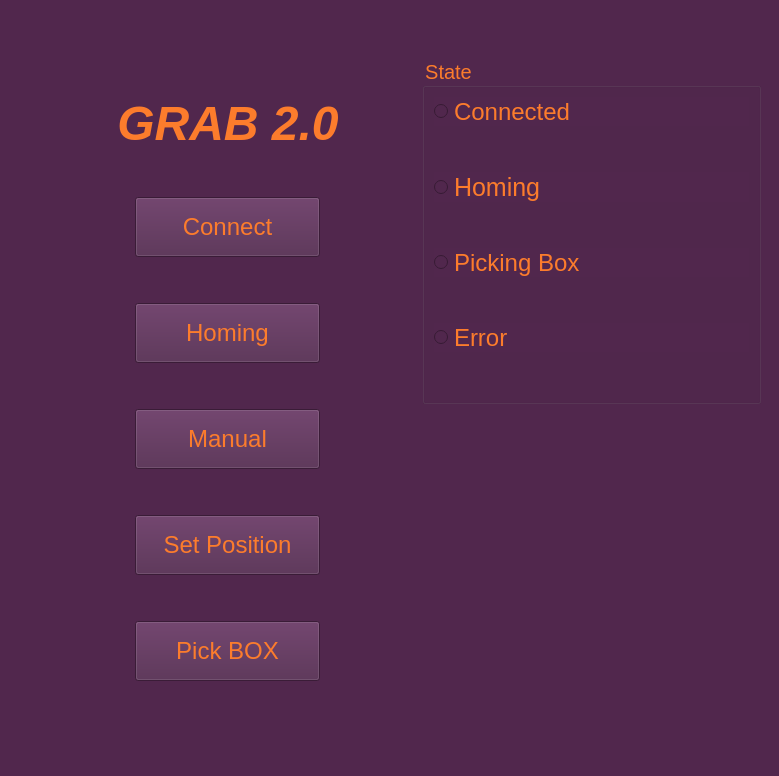
krydderen/GrabADS, file python/GUI/testing/mainUIv2.ui: the form before one commit.
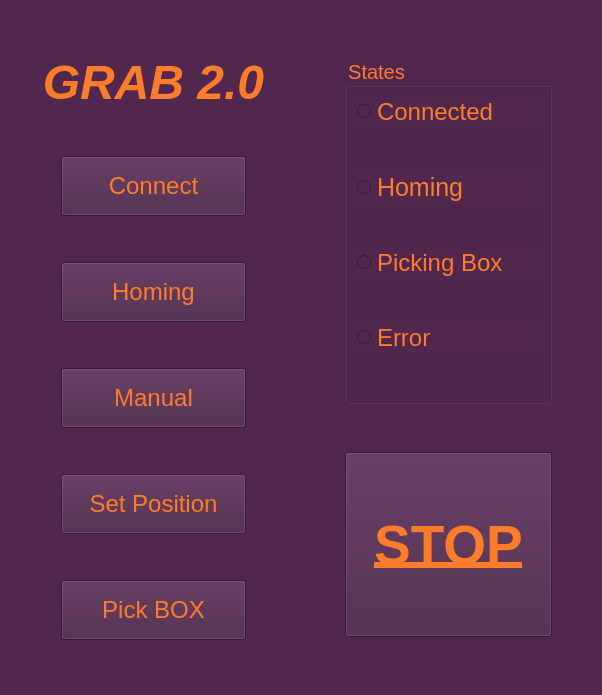
The form after the commit.

Commit message: Added reading pos while picking, tested CMDDELAY,

```diff
--- a/python/GUI/testing/mainUIv2.ui
+++ b/python/GUI/testing/mainUIv2.ui
@@ -6,10 +6,587 @@
    <rect>
     <x>0</x>
     <y>0</y>
-    <width>779</width>
-    <height>776</height>
+    <width>602</width>
+    <height>695</height>
    </rect>
   </property>
+  <property name="palette">
+   <palette>
+    <active>
+     <colorrole role="WindowText">
+      <brush brushstyle="SolidPattern">
+       <color alpha="255">
+        <red>252</red>
+        <green>124</green>
+        <blue>44</blue>
+       </color>
+      </brush>
+     </colorrole>
+     <colorrole role="Button">
+      <brush brushstyle="SolidPattern">
+       <color alpha="255">
+        <red>81</red>
+        <green>39</green>
+        <blue>77</blue>
+       </color>
+      </brush>
+     </colorrole>
+     <colorrole role="Light">
+      <brush brushstyle="SolidPattern">
+       <color alpha="255">
+        <red>255</red>
+        <green>255</green>
+        <blue>255</blue>
+       </color>
+      </brush>
+     </colorrole>
+     <colorrole role="Midlight">
+      <brush brushstyle="SolidPattern">
+       <color alpha="255">
+        <red>227</red>
+        <green>227</green>
+        <blue>227</blue>
+       </color>
+      </brush>
+     </colorrole>
+     <colorrole role="Dark">
+      <brush brushstyle="SolidPattern">
+       <color alpha="255">
+        <red>160</red>
+        <green>160</green>
+        <blue>160</blue>
+       </color>
+      </brush>
+     </colorrole>
+     <colorrole role="Mid">
+      <brush brushstyle="SolidPattern">
+       <color alpha="255">
+        <red>160</red>
+        <green>160</green>
+        <blue>160</blue>
+       </color>
+      </brush>
+     </colorrole>
+     <colorrole role="Text">
+      <brush brushstyle="SolidPattern">
+       <color alpha="255">
+        <red>252</red>
+        <green>124</green>
+        <blue>44</blue>
+       </color>
+      </brush>
+     </colorrole>
+     <colorrole role="BrightText">
+      <brush brushstyle="SolidPattern">
+       <color alpha="255">
+        <red>255</red>
+        <green>255</green>
+        <blue>255</blue>
+       </color>
+      </brush>
+     </colorrole>
+     <colorrole role="ButtonText">
+      <brush brushstyle="SolidPattern">
+       <color alpha="255">
+        <red>252</red>
+        <green>124</green>
+        <blue>44</blue>
+       </color>
+      </brush>
+     </colorrole>
+     <colorrole role="Base">
+      <brush brushstyle="SolidPattern">
+       <color alpha="255">
+        <red>81</red>
+        <green>39</green>
+        <blue>77</blue>
+       </color>
+      </brush>
+     </colorrole>
+     <colorrole role="Window">
+      <brush brushstyle="SolidPattern">
+       <color alpha="255">
+        <red>81</red>
+        <green>39</green>
+        <blue>77</blue>
+       </color>
+      </brush>
+     </colorrole>
+     <colorrole role="Shadow">
+      <brush brushstyle="SolidPattern">
+       <color alpha="255">
+        <red>105</red>
+        <green>105</green>
+        <blue>105</blue>
+       </color>
+      </brush>
+     </colorrole>
+     <colorrole role="Highlight">
+      <brush brushstyle="SolidPattern">
+       <color alpha="255">
+        <red>0</red>
+        <green>120</green>
+        <blue>215</blue>
+       </color>
+      </brush>
+     </colorrole>
+     <colorrole role="HighlightedText">
+      <brush brushstyle="SolidPattern">
+       <color alpha="255">
+        <red>255</red>
+        <green>255</green>
+        <blue>255</blue>
+       </color>
+      </brush>
+     </colorrole>
+     <colorrole role="Link">
+      <brush brushstyle="SolidPattern">
+       <color alpha="255">
+        <red>0</red>
+        <green>0</green>
+        <blue>255</blue>
+       </color>
+      </brush>
+     </colorrole>
+     <colorrole role="LinkVisited">
+      <brush brushstyle="SolidPattern">
+       <color alpha="255">
+        <red>255</red>
+        <green>0</green>
+        <blue>255</blue>
+       </color>
+      </brush>
+     </colorrole>
+     <colorrole role="AlternateBase">
+      <brush brushstyle="SolidPattern">
+       <color alpha="255">
+        <red>81</red>
+        <green>39</green>
+        <blue>77</blue>
+       </color>
+      </brush>
+     </colorrole>
+     <colorrole role="NoRole">
+      <brush brushstyle="SolidPattern">
+       <color alpha="255">
+        <red>0</red>
+        <green>0</green>
+        <blue>0</blue>
+       </color>
+      </brush>
+     </colorrole>
+     <colorrole role="ToolTipBase">
+      <brush brushstyle="SolidPattern">
+       <color alpha="255">
+        <red>255</red>
+        <green>255</green>
+        <blue>220</blue>
+       </color>
+      </brush>
+     </colorrole>
+     <colorrole role="ToolTipText">
+      <brush brushstyle="SolidPattern">
+       <color alpha="255">
+        <red>0</red>
+        <green>0</green>
+        <blue>0</blue>
+       </color>
+      </brush>
+     </colorrole>
+     <colorrole role="PlaceholderText">
+      <brush brushstyle="SolidPattern">
+       <color alpha="255">
+        <red>252</red>
+        <green>124</green>
+        <blue>44</blue>
+       </color>
+      </brush>
+     </colorrole>
+    </active>
+    <inactive>
+     <colorrole role="WindowText">
+      <brush brushstyle="SolidPattern">
+       <color alpha="255">
+        <red>0</red>
+        <green>0</green>
+        <blue>0</blue>
+       </color>
+      </brush>
+     </colorrole>
+     <colorrole role="Button">
+      <brush brushstyle="SolidPattern">
+       <color alpha="255">
+        <red>240</red>
+        <green>240</green>
+        <blue>240</blue>
+       </color>
+      </brush>
+     </colorrole>
+     <colorrole role="Light">
+      <brush brushstyle="SolidPattern">
+       <color alpha="255">
+        <red>255</red>
+        <green>255</green>
+        <blue>255</blue>
+       </color>
+      </brush>
+     </colorrole>
+     <colorrole role="Midlight">
+      <brush brushstyle="SolidPattern">
+       <color alpha="255">
+        <red>227</red>
+        <green>227</green>
+        <blue>227</blue>
+       </color>
+      </brush>
+     </colorrole>
+     <colorrole role="Dark">
+      <brush brushstyle="SolidPattern">
+       <color alpha="255">
+        <red>160</red>
+        <green>160</green>
+        <blue>160</blue>
+       </color>
+      </brush>
+     </colorrole>
+     <colorrole role="Mid">
+      <brush brushstyle="SolidPattern">
+       <color alpha="255">
+        <red>160</red>
+        <green>160</green>
+        <blue>160</blue>
+       </color>
+      </brush>
+     </colorrole>
+     <colorrole role="Text">
+      <brush brushstyle="SolidPattern">
+       <color alpha="255">
+        <red>0</red>
+        <green>0</green>
+        <blue>0</blue>
+       </color>
+      </brush>
+     </colorrole>
+     <colorrole role="BrightText">
+      <brush brushstyle="SolidPattern">
+       <color alpha="255">
+        <red>255</red>
+        <green>255</green>
+        <blue>255</blue>
+       </color>
+      </brush>
+     </colorrole>
+     <colorrole role="ButtonText">
+      <brush brushstyle="SolidPattern">
+       <color alpha="255">
+        <red>0</red>
+        <green>0</green>
+        <blue>0</blue>
+       </color>
+      </brush>
+     </colorrole>
+     <colorrole role="Base">
+      <brush brushstyle="SolidPattern">
+       <color alpha="255">
+        <red>255</red>
+        <green>255</green>
+        <blue>255</blue>
+       </color>
+      </brush>
+     </colorrole>
+     <colorrole role="Window">
+      <brush brushstyle="SolidPattern">
+       <color alpha="255">
+        <red>240</red>
+        <green>240</green>
+        <blue>240</blue>
+       </color>
+      </brush>
+     </colorrole>
+     <colorrole role="Shadow">
+      <brush brushstyle="SolidPattern">
+       <color alpha="255">
+        <red>105</red>
+        <green>105</green>
+        <blue>105</blue>
+       </color>
+      </brush>
+     </colorrole>
+     <colorrole role="Highlight">
+      <brush brushstyle="SolidPattern">
+       <color alpha="255">
+        <red>240</red>
+        <green>240</green>
+        <blue>240</blue>
+       </color>
+      </brush>
+     </colorrole>
+     <colorrole role="HighlightedText">
+      <brush brushstyle="SolidPattern">
+       <color alpha="255">
+        <red>0</red>
+        <green>0</green>
+        <blue>0</blue>
+       </color>
+      </brush>
+     </colorrole>
+     <colorrole role="Link">
+      <brush brushstyle="SolidPattern">
+       <color alpha="255">
+        <red>0</red>
+        <green>0</green>
+        <blue>255</blue>
+       </color>
+      </brush>
+     </colorrole>
+     <colorrole role="LinkVisited">
+      <brush brushstyle="SolidPattern">
+       <color alpha="255">
+        <red>255</red>
+        <green>0</green>
+        <blue>255</blue>
+       </color>
+      </brush>
+     </colorrole>
+     <colorrole role="AlternateBase">
+      <brush brushstyle="SolidPattern">
+       <color alpha="255">
+        <red>245</red>
+        <green>245</green>
+        <blue>245</blue>
+       </color>
+      </brush>
+     </colorrole>
+     <colorrole role="NoRole">
+      <brush brushstyle="NoBrush">
+       <color alpha="255">
+        <red>0</red>
+        <green>0</green>
+        <blue>0</blue>
+       </color>
+      </brush>
+     </colorrole>
+     <colorrole role="ToolTipBase">
+      <brush brushstyle="SolidPattern">
+       <color alpha="255">
+        <red>255</red>
+        <green>255</green>
+        <blue>220</blue>
+       </color>
+      </brush>
+     </colorrole>
+     <colorrole role="ToolTipText">
+      <brush brushstyle="SolidPattern">
+       <color alpha="255">
+        <red>0</red>
+        <green>0</green>
+        <blue>0</blue>
+       </color>
+      </brush>
+     </colorrole>
+     <colorrole role="PlaceholderText">
+      <brush brushstyle="NoBrush">
+       <color alpha="255">
+        <red>0</red>
+        <green>0</green>
+        <blue>0</blue>
+       </color>
+      </brush>
+     </colorrole>
+    </inactive>
+    <disabled>
+     <colorrole role="WindowText">
+      <brush brushstyle="SolidPattern">
+       <color alpha="255">
+        <red>200</red>
+        <green>149</green>
+        <blue>122</blue>
+       </color>
+      </brush>
+     </colorrole>
+     <colorrole role="Button">
+      <brush brushstyle="SolidPattern">
+       <color alpha="255">
+        <red>81</red>
+        <green>65</green>
+        <blue>80</blue>
+       </color>
+      </brush>
+     </colorrole>
+     <colorrole role="Light">
+      <brush brushstyle="SolidPattern">
+       <color alpha="255">
+        <red>255</red>
+        <green>255</green>
+        <blue>255</blue>
+       </color>
+      </brush>
+     </colorrole>
+     <colorrole role="Midlight">
+      <brush brushstyle="SolidPattern">
+       <color alpha="255">
+        <red>160</red>
+        <green>160</green>
+        <blue>160</blue>
+       </color>
+      </brush>
+     </colorrole>
+     <colorrole role="Dark">
+      <brush brushstyle="SolidPattern">
+       <color alpha="255">
+        <red>160</red>
+        <green>160</green>
+        <blue>160</blue>
+       </color>
+      </brush>
+     </colorrole>
+     <colorrole role="Mid">
+      <brush brushstyle="SolidPattern">
+       <color alpha="255">
+        <red>160</red>
+        <green>160</green>
+        <blue>160</blue>
+       </color>
+      </brush>
+     </colorrole>
+     <colorrole role="Text">
+      <brush brushstyle="SolidPattern">
+       <color alpha="255">
+        <red>200</red>
+        <green>152</green>
+        <blue>122</blue>
+       </color>
+      </brush>
+     </colorrole>
+     <colorrole role="BrightText">
+      <brush brushstyle="SolidPattern">
+       <color alpha="255">
+        <red>255</red>
+        <green>255</green>
+        <blue>255</blue>
+       </color>
+      </brush>
+     </colorrole>
+     <colorrole role="ButtonText">
+      <brush brushstyle="SolidPattern">
+       <color alpha="255">
+        <red>200</red>
+        <green>152</green>
+        <blue>122</blue>
+       </color>
+      </brush>
+     </colorrole>
+     <colorrole role="Base">
+      <brush brushstyle="SolidPattern">
+       <color alpha="255">
+        <red>81</red>
+        <green>39</green>
+        <blue>77</blue>
+       </color>
+      </brush>
+     </colorrole>
+     <colorrole role="Window">
+      <brush brushstyle="SolidPattern">
+       <color alpha="255">
+        <red>81</red>
+        <green>39</green>
+        <blue>77</blue>
+       </color>
+      </brush>
+     </colorrole>
+     <colorrole role="Shadow">
+      <brush brushstyle="SolidPattern">
+       <color alpha="255">
+        <red>0</red>
+        <green>0</green>
+        <blue>0</blue>
+       </color>
+      </brush>
+     </colorrole>
+     <colorrole role="Highlight">
+      <brush brushstyle="SolidPattern">
+       <color alpha="255">
+        <red>0</red>
+        <green>120</green>
+        <blue>215</blue>
+       </color>
+      </brush>
+     </colorrole>
+     <colorrole role="HighlightedText">
+      <brush brushstyle="SolidPattern">
+       <color alpha="255">
+        <red>255</red>
+        <green>255</green>
+        <blue>255</blue>
+       </color>
+      </brush>
+     </colorrole>
+     <colorrole role="Link">
+      <brush brushstyle="SolidPattern">
+       <color alpha="255">
+        <red>0</red>
+        <green>0</green>
+        <blue>255</blue>
+       </color>
+      </brush>
+     </colorrole>
+     <colorrole role="LinkVisited">
+      <brush brushstyle="SolidPattern">
+       <color alpha="255">
+        <red>255</red>
+        <green>0</green>
+        <blue>255</blue>
+       </color>
+      </brush>
+     </colorrole>
+     <colorrole role="AlternateBase">
+      <brush brushstyle="SolidPattern">
+       <color alpha="255">
+        <red>245</red>
+        <green>245</green>
+        <blue>245</blue>
+       </color>
+      </brush>
+     </colorrole>
+     <colorrole role="NoRole">
+      <brush brushstyle="NoBrush">
+       <color alpha="255">
+        <red>0</red>
+        <green>0</green>
+        <blue>0</blue>
+       </color>
+      </brush>
+     </colorrole>
+     <colorrole role="ToolTipBase">
+      <brush brushstyle="SolidPattern">
+       <color alpha="255">
+        <red>255</red>
+        <green>255</green>
+        <blue>220</blue>
+       </color>
+      </brush>
+     </colorrole>
+     <colorrole role="ToolTipText">
+      <brush brushstyle="SolidPattern">
+       <color alpha="255">
+        <red>0</red>
+        <green>0</green>
+        <blue>0</blue>
+       </color>
+      </brush>
+     </colorrole>
+     <colorrole role="PlaceholderText">
+      <brush brushstyle="NoBrush">
+       <color alpha="255">
+        <red>0</red>
+        <green>0</green>
+        <blue>0</blue>
+       </color>
+      </brush>
+     </colorrole>
+    </disabled>
+   </palette>
+  </property>
   <property name="windowTitle">
    <string>MainWindow</string>
   </property>
@@ -22,22 +599,6 @@
    <layout class="QHBoxLayout" name="horizontalLayout">
     <item>
      <layout class="QHBoxLayout" name="horizontalLayout_2">
-      <item>
-       <spacer name="horizontalSpacer_2">
-        <property name="orientation">
-         <enum>Qt::Horizontal</enum>
-        </property>
-        <property name="sizeType">
-         <enum>QSizePolicy::Preferred</enum>
-        </property>
-        <property name="sizeHint" stdset="0">
-         <size>
-          <width>40</width>
-          <height>20</height>
-         </size>
-        </property>
-       </spacer>
-      </item>
       <item>
        <layout class="QVBoxLayout" name="verticalLayout">
         <item>
@@ -123,6 +684,10 @@
             <pointsize>18</pointsize>
            </font>
           </property>
+          <property name="styleSheet">
+           <string notr="true">background-color: rgb(73, 35, 69);
+selection-color: rgb(255, 255, 255);</string>
+          </property>
           <property name="text">
            <string>Connect</string>
           </property>
@@ -172,6 +737,9 @@
             <pointsize>18</pointsize>
            </font>
           </property>
+          <property name="styleSheet">
+           <string notr="true">background-color: rgb(73, 35, 69);</string>
+          </property>
           <property name="text">
            <string>Homing</string>
           </property>
@@ -215,6 +783,9 @@
             <pointsize>18</pointsize>
            </font>
           </property>
+          <property name="styleSheet">
+           <string notr="true">background-color: rgb(73, 35, 69);</string>
+          </property>
           <property name="text">
            <string>Manual</string>
           </property>
@@ -238,6 +809,9 @@
         </item>
         <item alignment="Qt::AlignHCenter|Qt::AlignVCenter">
          <widget class="QPushButton" name="setPosButton">
+          <property name="enabled">
+           <bool>false</bool>
+          </property>
           <property name="minimumSize">
            <size>
             <width>185</width>
@@ -255,6 +829,9 @@
             <pointsize>18</pointsize>
            </font>
           </property>
+          <property name="styleSheet">
+           <string notr="true">background-color: rgb(73, 35, 69);</string>
+          </property>
           <property name="text">
            <string>Set Position</string>
           </property>
@@ -295,12 +872,21 @@
             <pointsize>18</pointsize>
            </font>
           </property>
+          <property name="styleSheet">
+           <string notr="true">background-color: rgb(73, 35, 69);</string>
+          </property>
           <property name="text">
            <string>Pick BOX</string>
           </property>
           <property name="checkable">
            <bool>true</bool>
           </property>
+          <property name="autoDefault">
+           <bool>false</bool>
+          </property>
+          <property name="default">
+           <bool>false</bool>
+          </property>
          </widget>
         </item>
         <item>
@@ -343,14 +929,30 @@
             </spacer>
            </item>
            <item>
-            <widget class="QGroupBox" name="groupBox">
+            <widget class="QGroupBox" name="stateGroupBox">
+             <property name="enabled">
+              <bool>true</bool>
+             </property>
              <property name="font">
               <font>
                <pointsize>15</pointsize>
+               <bold>false</bold>
               </font>
              </property>
+             <property name="autoFillBackground">
+              <bool>false</bool>
+             </property>
+             <property name="styleSheet">
+              <string notr="true">selection-color: rgb(6, 255, 35);</string>
+             </property>
              <property name="title">
-              <string>State</string>
+              <string>States</string>
+             </property>
+             <property name="flat">
+              <bool>false</bool>
+             </property>
+             <property name="checkable">
+              <bool>false</bool>
              </property>
              <layout class="QHBoxLayout" name="horizontalLayout_4">
               <item>
@@ -449,7 +1051,25 @@
                  </spacer>
                 </item>
                 <item>
-                 <widget class="QRadioButton" name="radioButton">
+                 <widget class="QRadioButton" name="errorRadioButton">
+                  <property name="minimumSize">
+                   <size>
+                    <width>0</width>
+                    <height>0</height>
+                   </size>
+                  </property>
+                  <property name="sizeIncrement">
+                   <size>
+                    <width>0</width>
+                    <height>0</height>
+                   </size>
+                  </property>
+                  <property name="baseSize">
+                   <size>
+                    <width>0</width>
+                    <height>0</height>
+                   </size>
+                  </property>
                   <property name="font">
                    <font>
                     <pointsize>18</pointsize>
@@ -458,6 +1078,12 @@
                   <property name="text">
                    <string>Error</string>
                   </property>
+                  <property name="iconSize">
+                   <size>
+                    <width>18</width>
+                    <height>18</height>
+                   </size>
+                  </property>
                   <property name="autoExclusive">
                    <bool>false</bool>
                   </property>
@@ -500,6 +1126,54 @@
              </property>
             </spacer>
            </item>
+           <item>
+            <widget class="QPushButton" name="emergencyStopButton">
+             <property name="minimumSize">
+              <size>
+               <width>185</width>
+               <height>185</height>
+              </size>
+             </property>
+             <property name="maximumSize">
+              <size>
+               <width>207</width>
+               <height>16777215</height>
+              </size>
+             </property>
+             <property name="font">
+              <font>
+               <pointsize>41</pointsize>
+               <bold>true</bold>
+               <underline>true</underline>
+              </font>
+             </property>
+             <property name="styleSheet">
+              <string notr="true">background-color: rgb(73, 35, 69);</string>
+             </property>
+             <property name="text">
+              <string>STOP</string>
+             </property>
+             <property name="checkable">
+              <bool>true</bool>
+             </property>
+            </widget>
+           </item>
+           <item>
+            <spacer name="verticalSpacer_14">
+             <property name="orientation">
+              <enum>Qt::Vertical</enum>
+             </property>
+             <property name="sizeType">
+              <enum>QSizePolicy::Preferred</enum>
+             </property>
+             <property name="sizeHint" stdset="0">
+              <size>
+               <width>20</width>
+               <height>40</height>
+              </size>
+             </property>
+            </spacer>
+           </item>
           </layout>
          </item>
         </layout>
```
Left out of the diff: 15 changed lines with no effect on the pictures. The commit also changes 2 other files.
